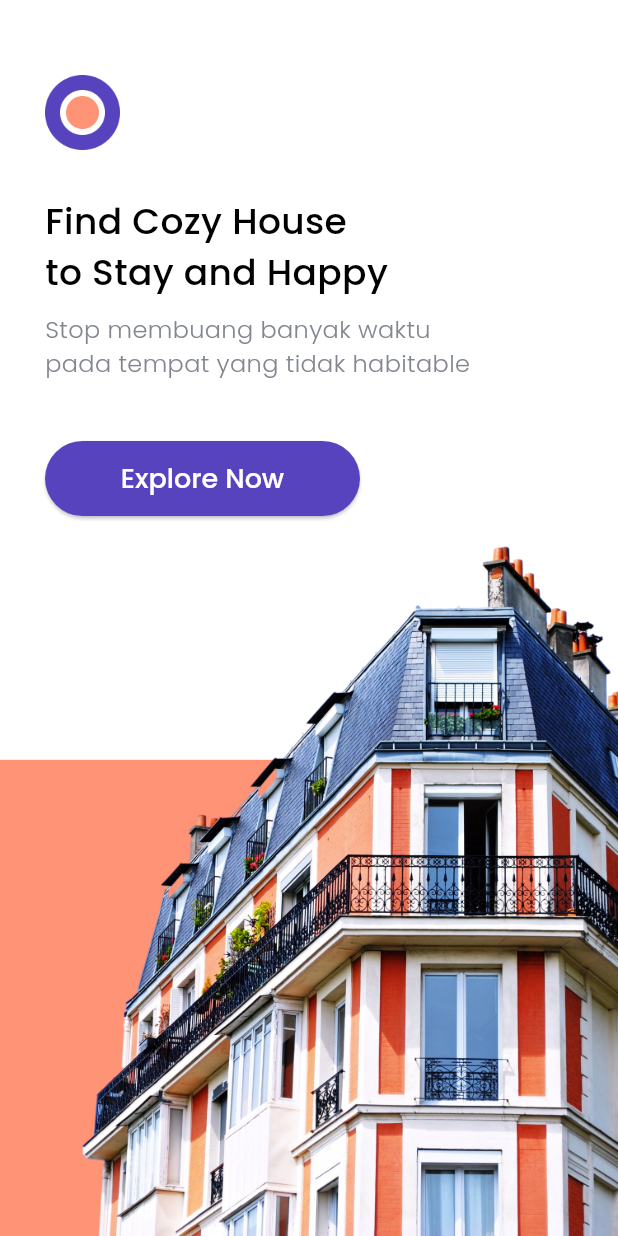
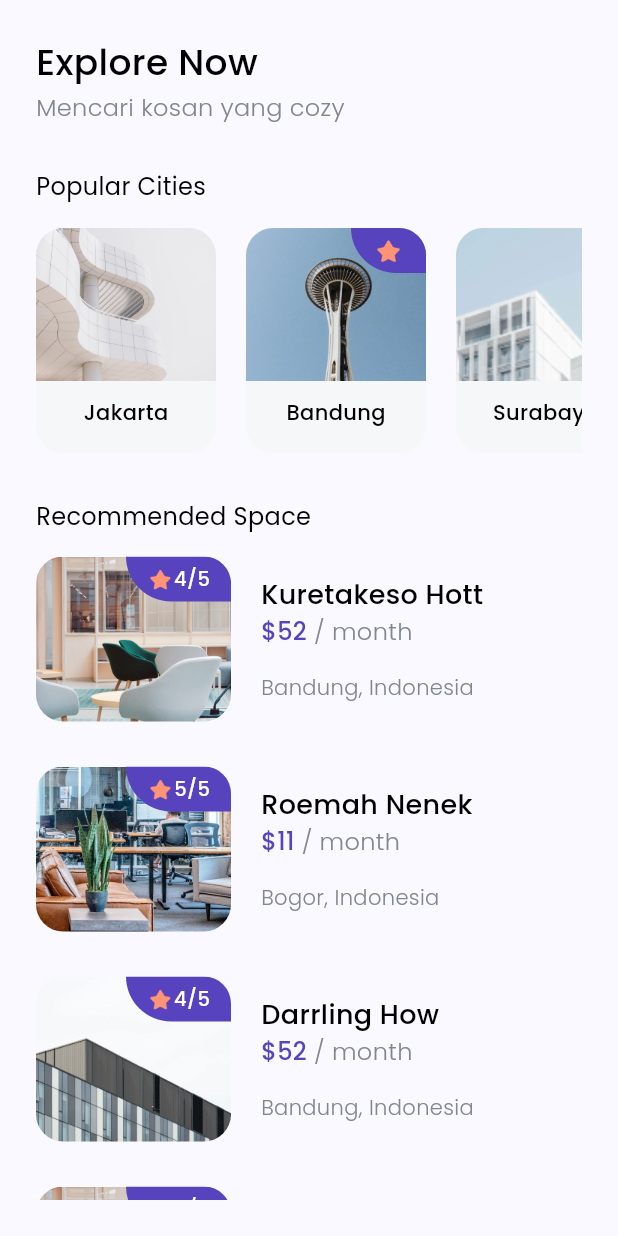
Before and after one commit to dwirandyh/cozy-app, a Flutter app: the screen it shows after launch, after a tap on "Explore Now", on a phone screen of 412 x 824 dp. Run offline on Flutter 3.47's test engine with Material 2 defaults, Android fonts, the light colour scheme and no system bars; our stand-ins replace google_fonts.

Commit message:
feat: add recommended space widget

```diff
--- a/cozy_app/lib/colors.dart
+++ b/cozy_app/lib/colors.dart
@@ -5,24 +5,30 @@ Color purplerColor = const Color(0xff5843BE);
 Color orangeColor = const Color(0xffFF9376);
 Color blackColor = const Color(0xff000000);
 Color whiteColor = const Color(0xffffffff);
+Color whiteLightColor = const Color(0xFFF6F7F8);
 Color greyColor = const Color(0xff82868E);
 
 TextStyle blackTextStyle = GoogleFonts.poppins(
   fontWeight: FontWeight.w500,
-  color: blackColor
+  color: blackColor,
 );
 
 TextStyle whiteTextStyle = GoogleFonts.poppins(
   fontWeight: FontWeight.w500,
-  color: whiteColor
+  color: whiteColor,
 );
 
 TextStyle greyTextStyle = GoogleFonts.poppins(
   fontWeight: FontWeight.w300,
-  color: greyColor
+  color: greyColor,
 );
 
 TextStyle purpleTextStyle = GoogleFonts.poppins(
   fontWeight: FontWeight.w500,
-  color: purplerColor
+  color: purplerColor,
 );
+
+TextStyle regularTextStyle = GoogleFonts.poppins(
+  fontWeight: FontWeight.w400,
+  color: blackColor,
+);
--- /dev/null
+++ b/cozy_app/lib/home/home_screen.dart
@@ -0,0 +1,48 @@
+import 'package:cozy_app/Colors.dart';
+import 'package:cozy_app/home/popular_cities.dart';
+import 'package:cozy_app/home/recommended_space.dart';
+import 'package:flutter/material.dart';
+
+class HomeScreen extends StatelessWidget {
+  const HomeScreen({Key? key}) : super(key: key);
+
+  @override
+  Widget build(BuildContext context) {
+    return Scaffold(
+      body: SafeArea(
+        child: Padding(
+          padding: const EdgeInsets.all(24),
+          child: ListView(
+            children: [
+              Text(
+                "Explore Now",
+                style: blackTextStyle.copyWith(
+                  fontSize: 24,
+                  fontWeight: FontWeight.w500,
+                ),
+              ),
+              const SizedBox(
+                height: 2,
+              ),
+              Text(
+                "Mencari kosan yang cozy",
+                style: greyTextStyle.copyWith(
+                  fontSize: 16,
+                  fontWeight: FontWeight.w300,
+                ),
+              ),
+              SizedBox(
+                height: 30,
+              ),
+              PopularCity(),
+              SizedBox(
+                height: 31,
+              ),
+              RecommendedSpace(),
+            ],
+          ),
+        ),
+      ),
+    );
+  }
+}
--- /dev/null
+++ b/cozy_app/lib/home/popular_cities.dart
@@ -0,0 +1,106 @@
+import 'package:cozy_app/colors.dart';
+import 'package:flutter/widgets.dart';
+
+class City {
+  String name;
+  String imageUrl;
+  bool isFavorite;
+
+  City(this.name, this.imageUrl, {this.isFavorite = false});
+}
+
+class PopularCity extends StatelessWidget {
+  List<City> cities = [
+    City("Jakarta", "assets/city1.png"),
+    City("Bandung", "assets/city2.png", isFavorite: true),
+    City("Surabaya", "assets/city3.png"),
+  ];
+
+  PopularCity({Key? key}) : super(key: key);
+
+  @override
+  Widget build(BuildContext context) {
+    return Column(
+      crossAxisAlignment: CrossAxisAlignment.start,
+      children: [
+        Text(
+          "Popular Cities",
+          style: regularTextStyle.copyWith(fontSize: 16),
+        ),
+        const SizedBox(
+          height: 16,
+        ),
+        SizedBox(
+          height: 150,
+          child: ListView.separated(
+            separatorBuilder: (BuildContext context, int index) {
+              return const SizedBox(width: 20);
+            },
+            scrollDirection: Axis.horizontal,
+            itemCount: cities.length,
+            itemBuilder: (BuildContext context, int index) {
+              return _cityCard(cities[index]);
+            },
+          ),
+        )
+      ],
+    );
+  }
+
+  Widget _cityCard(City city) {
+    return ClipRRect(
+      borderRadius: BorderRadius.circular(18),
+      child: Container(
+        width: 120,
+        height: 150,
+        color: whiteLightColor,
+        child: Column(
+          children: [
+            Stack(
+              children: [
+                Image.asset(
+                  city.imageUrl,
+                  width: 120,
+                  height: 102,
+                ),
+                city.isFavorite
+                    ? Align(
+                        alignment: Alignment.topRight,
+                        child: Container(
+                          width: 50,
+                          height: 30,
+                          decoration: BoxDecoration(
+                              borderRadius: const BorderRadius.only(
+                                bottomLeft: Radius.circular(32),
+                              ),
+                              color: purplerColor),
+                          child: Center(
+                            child: Image.asset(
+                              "assets/icon_star_fill.png",
+                              width: 20,
+                              height: 20,
+                            ),
+                          ),
+                        ),
+                      )
+                    : Container(),
+              ],
+            ),
+            const SizedBox(
+              height: 11,
+            ),
+            Text(
+              city.name,
+              style: blackTextStyle.copyWith(
+                fontWeight: FontWeight.w500,
+              ),
+            ),
+            const SizedBox(
+              height: 13,
+            )
+          ],
+        ),
+      ),
+    );
+  }
+}
--- /dev/null
+++ b/cozy_app/lib/home/recommended_space.dart
@@ -0,0 +1,138 @@
+import 'package:cozy_app/colors.dart';
+import 'package:flutter/material.dart';
+
+class Space {
+  String name;
+  String imageUrl;
+  String city;
+  String country;
+  int price;
+  int rating;
+
+  Space(this.name, this.imageUrl, this.city, this.country, this.price,
+      this.rating);
+}
+
+class RecommendedSpace extends StatelessWidget {
+  List<Space> spaces = [
+    Space(
+        "Kuretakeso Hott", "assets/space1.png", "Bandung", "Indonesia", 52, 4),
+    Space("Roemah Nenek", "assets/space2.png", "Bogor", "Indonesia", 11, 5),
+    Space("Darrling How", "assets/space3.png", "Bandung", "Indonesia", 52, 4),
+    Space(
+        "Kuretakeso Hott", "assets/space1.png", "Bandung", "Indonesia", 52, 4),
+    Space("Kuretakeso Hott", "assets/space1.png", "Bandung", "Indonesia", 52, 4)
+  ];
+
+  RecommendedSpace({Key? key}) : super(key: key);
+
+  @override
+  Widget build(BuildContext context) {
+    return Column(
+      crossAxisAlignment: CrossAxisAlignment.start,
+      children: [
+        Text(
+          "Recommended Space",
+          style: regularTextStyle.copyWith(
+            fontSize: 16,
+          ),
+        ),
+        const SizedBox(height: 15),
+        ListView.separated(
+          shrinkWrap: true,
+          physics: const ClampingScrollPhysics(),
+          scrollDirection: Axis.vertical,
+          itemBuilder: (BuildContext context, int index) {
+            return _spaceCard(spaces[index]);
+          },
+          separatorBuilder: (BuildContext context, int index) {
+            return const SizedBox(height: 30);
+          },
+          itemCount: spaces.length,
+        )
+      ],
+    );
+  }
+
+  Widget _spaceCard(Space space) {
+    return Row(
+      children: [
+        Container(
+          width: 130,
+          height: 110,
+          child: ClipRRect(
+            borderRadius: BorderRadius.circular(18),
+            child: Stack(
+              children: [
+                Image.asset(space.imageUrl),
+                Align(
+                  alignment: Alignment.topRight,
+                  child: Container(
+                    width: 70,
+                    height: 30,
+                    decoration: BoxDecoration(
+                        borderRadius: const BorderRadius.only(
+                          bottomLeft: Radius.circular(36),
+                        ),
+                        color: purplerColor),
+                    child: Row(
+                      mainAxisAlignment: MainAxisAlignment.center,
+                      crossAxisAlignment: CrossAxisAlignment.center,
+                      children: [
+                        Image.asset(
+                          "assets/icon_star_fill.png",
+                          width: 18,
+                          height: 18,
+                        ),
+                        Text(
+                          "${space.rating}/5",
+                          style: whiteTextStyle.copyWith(fontSize: 13),
+                        )
+                      ],
+                    ),
+                  ),
+                )
+              ],
+            ),
+          ),
+        ),
+        SizedBox(width: 20),
+        Column(
+          crossAxisAlignment: CrossAxisAlignment.start,
+          children: [
+            Text(
+              space.name,
+              style: blackTextStyle.copyWith(fontSize: 18),
+            ),
+            Text.rich(
+              TextSpan(
+                text: "\$${space.price}",
+                style: purpleTextStyle.copyWith(
+                  fontSize: 16,
+                ),
+                children: [
+                  TextSpan(
+                    text: " / month",
+                    style: greyTextStyle.copyWith(
+                      fontSize: 16,
+                    ),
+                  ),
+                ],
+              ),
+            ),
+            SizedBox(
+              height: 16,
+            ),
+            Text(
+              "${space.city}, ${space.country}",
+              style: greyTextStyle.copyWith(
+                fontSize: 14,
+                fontWeight: FontWeight.w300,
+              ),
+            )
+          ],
+        )
+      ],
+    );
+  }
+}
--- a/cozy_app/lib/splash_screen.dart
+++ b/cozy_app/lib/splash_screen.dart
@@ -1,4 +1,5 @@
 import 'package:cozy_app/Colors.dart';
+import 'package:cozy_app/home/home_screen.dart';
 import 'package:flutter/material.dart';
 
 class SplashScreenPage extends StatelessWidget {
@@ -61,7 +62,14 @@ class SplashScreenPage extends StatelessWidget {
                         backgroundColor: purplerColor,
                         textStyle: whiteTextStyle.copyWith(fontSize: 18),
                       ),
-                      onPressed: () {},
+                      onPressed: () {
+                        Navigator.push(
+                          context,
+                          MaterialPageRoute(
+                            builder: (context) => const HomeScreen(),
+                          ),
+                        );
+                      },
                       child: const Text("Explore Now"),
                     ),
                   )
```
